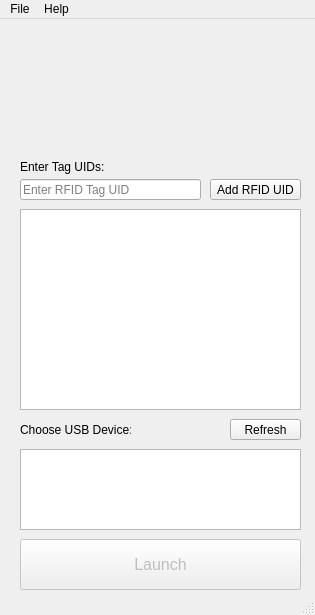
Old version of the form ui/simon_main_window.ui in the repository SIMON-Education-Systems/SIMON_ui.
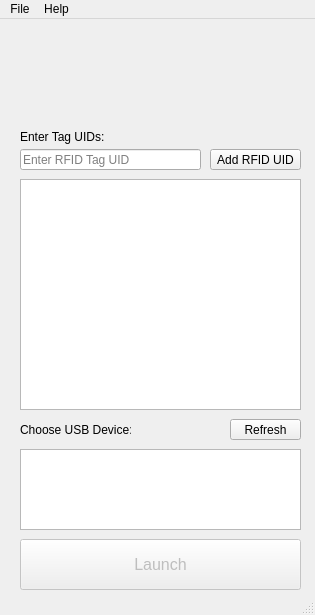
New version of the form. Icons and pictures are not drawn.

```diff
--- a/ui/simon_main_window.ui
+++ b/ui/simon_main_window.ui
@@ -35,7 +35,7 @@
       <x>20</x>
       <y>10</y>
       <width>281</width>
-      <height>121</height>
+      <height>91</height>
      </rect>
     </property>
     <property name="sizePolicy">
@@ -64,9 +64,9 @@
     <property name="geometry">
      <rect>
       <x>20</x>
-      <y>190</y>
+      <y>160</y>
       <width>281</width>
-      <height>201</height>
+      <height>231</height>
      </rect>
     </property>
     <property name="autoFillBackground">
@@ -86,7 +86,7 @@
     <property name="geometry">
      <rect>
       <x>210</x>
-      <y>160</y>
+      <y>130</y>
       <width>91</width>
       <height>21</height>
      </rect>
@@ -99,7 +99,7 @@
     <property name="geometry">
      <rect>
       <x>20</x>
-      <y>140</y>
+      <y>110</y>
       <width>281</width>
       <height>16</height>
      </rect>
@@ -133,7 +133,7 @@
     <property name="geometry">
      <rect>
       <x>20</x>
-      <y>160</y>
+      <y>130</y>
       <width>181</width>
       <height>21</height>
      </rect>
```
Left out of the diff: 2 changed lines with no effect on the pictures.
